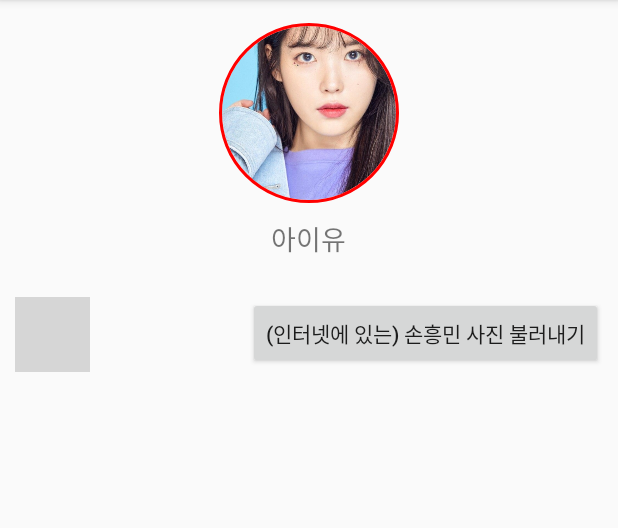
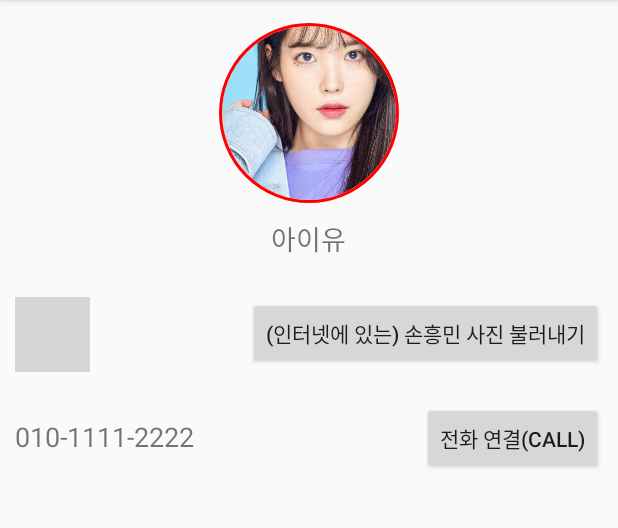
Before and after one commit to cho881020/LibraryPractice_20200926, an Android app: the screen it shows after launch (MainActivity), after a tap on "(인터넷에 있는) 손흥민 사진 불러내기", on a phone screen of 412 x 824 dp, the part 84-612 px from its top. Run offline under Robolectric (Android 15) with nearby library versions, the phone set to English and light mode, and no system bars; our stand-ins replace CircleImageView; libraries missing offline, so code that uses them is left out: com.gun0912.tedpermission; pictures from the network do not load; grey boxes are pictures that could not be loaded.

Commit message:
TedPermission 활용해서 CALL_PHONE 권한 승인 처리

```diff
--- a/app/build.gradle
+++ b/app/build.gradle
@@ -30,6 +30,7 @@ dependencies {
     implementation 'androidx.core:core-ktx:1.3.1'
     implementation 'de.hdodenhof:circleimageview:3.1.0'
     implementation 'com.github.chrisbanes:PhotoView:2.3.0'
+    implementation 'gun0912.ted:tedpermission:2.2.3'
     implementation 'androidx.appcompat:appcompat:1.2.0'
     implementation 'androidx.constraintlayout:constraintlayout:2.0.1'
     implementation 'com.github.bumptech.glide:glide:4.11.0'
--- a/app/src/main/AndroidManifest.xml
+++ b/app/src/main/AndroidManifest.xml
@@ -3,6 +3,7 @@
     package="kr.co.tjoeun.librarypractice_20200926">
 
     <uses-permission android:name="android.permission.INTERNET" />
+    <uses-permission android:name="android.permission.CALL_PHONE" />
 
     <application
         android:allowBackup="true"
--- a/app/src/main/res/layout/activity_main.xml
+++ b/app/src/main/res/layout/activity_main.xml
@@ -57,4 +57,31 @@
 
     </LinearLayout>
 
+    <LinearLayout
+        android:layout_width="match_parent"
+        android:layout_height="wrap_content"
+        android:orientation="horizontal"
+        android:padding="10dp">
+
+        <TextView
+            android:id="@+id/phoneNumTxt"
+            android:layout_width="wrap_content"
+            android:layout_height="wrap_content"
+            android:text="010-1111-2222"
+            android:textSize="18sp" />
+
+        <TextView
+            android:layout_width="0dp"
+            android:layout_height="wrap_content"
+            android:layout_weight="1" />
+
+        <Button
+            android:id="@+id/callPhoneBtn"
+            android:layout_width="wrap_content"
+            android:layout_height="wrap_content"
+            android:text="전화 연결(CALL)" />
+
+
+    </LinearLayout>
+
 </LinearLayout>
```
Also changed, not shown: app/src/main/java/kr/co/tjoeun/librarypractice_20200926/MainActivity.kt (+33 -2 lines).
